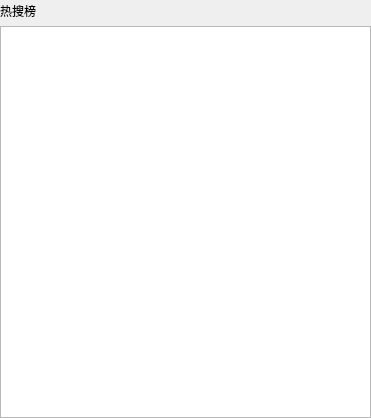
Before: the Qt Designer form popupsearch.ui in TURIING/wyy, drawn with Qt 5.
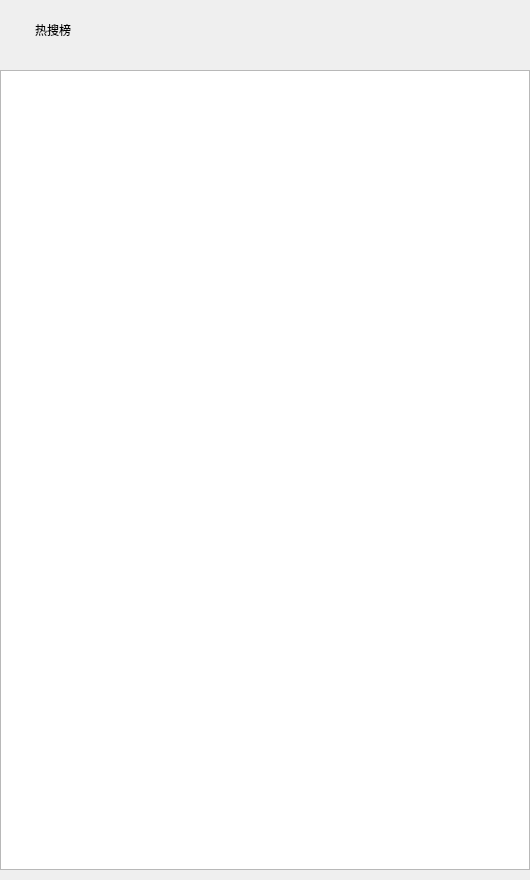
After: the same form once the commit is applied.

Diff of the .ui file:
```diff
--- a/popupsearch.ui
+++ b/popupsearch.ui
@@ -6,31 +6,70 @@
    <rect>
     <x>0</x>
     <y>0</y>
-    <width>371</width>
-    <height>418</height>
+    <width>530</width>
+    <height>880</height>
    </rect>
   </property>
+  <property name="minimumSize">
+   <size>
+    <width>530</width>
+    <height>867</height>
+   </size>
+  </property>
   <property name="windowTitle">
    <string>PopupSearch</string>
   </property>
   <layout class="QVBoxLayout" name="verticalLayout">
    <property name="spacing">
-    <number>6</number>
+    <number>20</number>
    </property>
    <property name="leftMargin">
     <number>0</number>
    </property>
    <property name="topMargin">
-    <number>2</number>
+    <number>10</number>
    </property>
    <property name="rightMargin">
     <number>0</number>
    </property>
    <property name="bottomMargin">
-    <number>0</number>
+    <number>10</number>
    </property>
+   <item>
+    <layout class="QHBoxLayout" name="horizontalLayout">
+     <property name="spacing">
+      <number>3</number>
+     </property>
+     <item>
+      <spacer name="horizontalSpacer">
+       <property name="orientation">
+        <enum>Qt::Horizontal</enum>
+       </property>
+       <property name="sizeType">
+        <enum>QSizePolicy::Fixed</enum>
+       </property>
+       <property name="sizeHint" stdset="0">
+        <size>
+         <width>35</width>
+         <height>20</height>
+        </size>
+       </property>
+      </spacer>
+     </item>
    <item>
     <widget class="QLabel" name="label">
+       <property name="sizePolicy">
+        <sizepolicy hsizetype="Preferred" vsizetype="Fixed">
+         <horstretch>0</horstretch>
+         <verstretch>0</verstretch>
+        </sizepolicy>
+       </property>
+       <property name="minimumSize">
+        <size>
+         <width>0</width>
+         <height>40</height>
+        </size>
+       </property>
      <property name="font">
       <font>
        <family>微软雅黑</family>
@@ -40,6 +79,8 @@
       <string>热搜榜</string>
      </property>
     </widget>
+     </item>
+    </layout>
    </item>
    <item>
     <widget class="QListWidget" name="listWidget"/>
```
Lines whose indentation alone changed are shown as unchanged.
